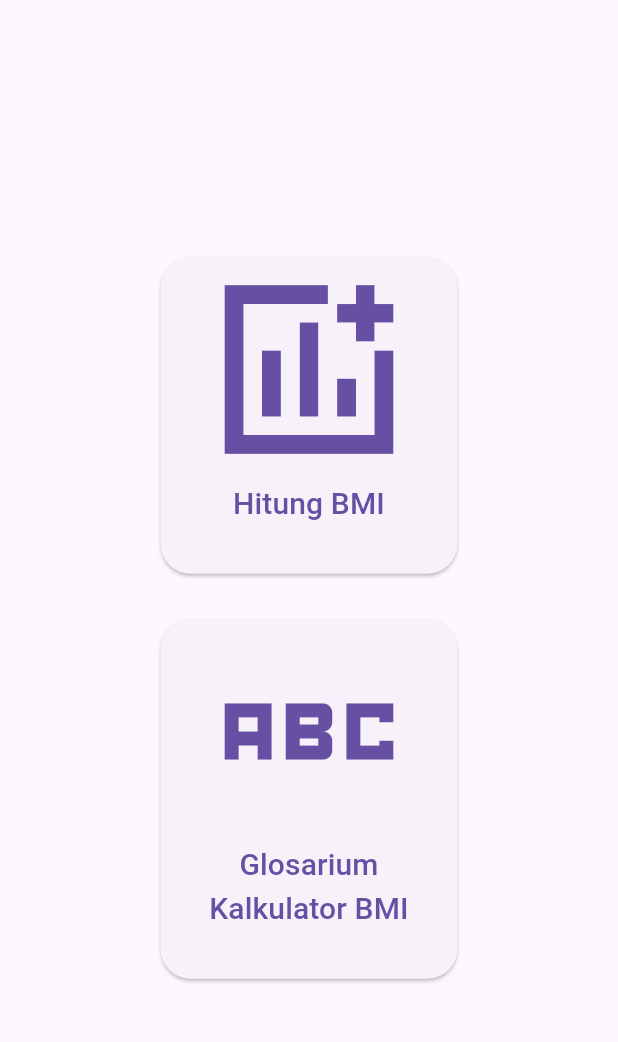
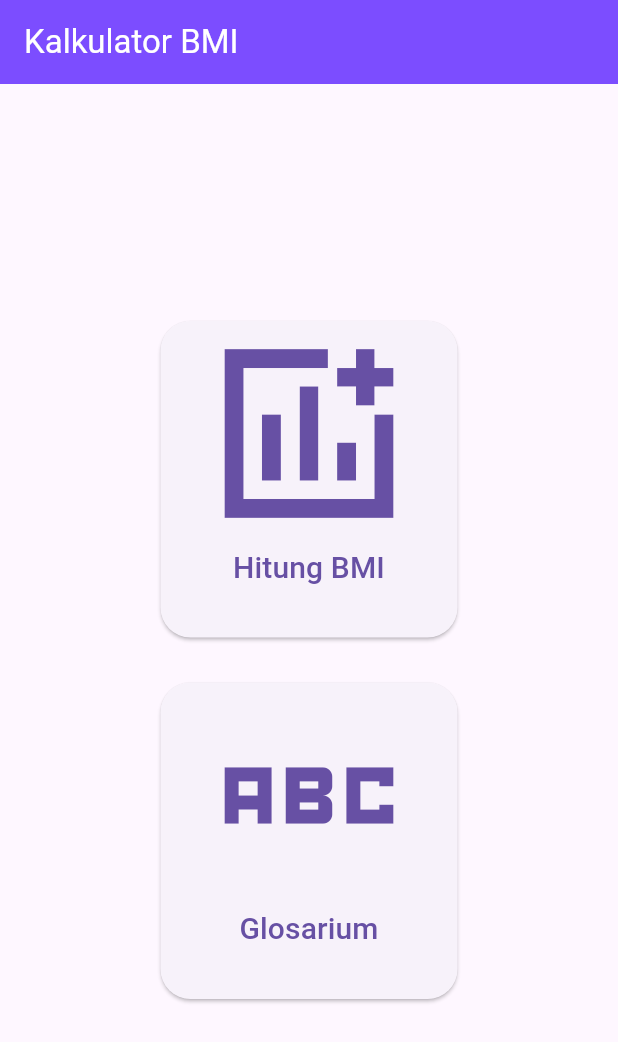
Before and after one commit to vian-verse/submission-membuat-aplikasi-flutter-pemula, a Flutter app: the screen it shows after launch, on a phone screen of 412 x 824 dp. Shown: the top 1042 px of the screen. Run offline on Flutter 3.47's test engine with Material 3 defaults, Android fonts, the phone set to English and light mode, and no system bars.

Commit message:
menambahkan komponen app bar

```diff
--- a/lib/main.dart
+++ b/lib/main.dart
@@ -11,6 +11,10 @@ class MainApp extends StatelessWidget {
   Widget build(BuildContext context) {
     return MaterialApp(
       home: Scaffold(
+        appBar: AppBar(
+          title: Text('Kalkulator BMI', style: TextStyle(color: Colors.white),),
+          backgroundColor: Colors.deepPurpleAccent,
+        ),
         body: SafeArea(
           child: Center(
             child: Column(
@@ -54,7 +58,7 @@ class MainApp extends StatelessWidget {
                         Padding(
                           padding: const EdgeInsets.only(bottom: 32.0),
                           child: Text(
-                            'Glosarium \nKalkulator BMI',
+                            'Glosarium',
                             textAlign: TextAlign.center,
                             style: TextStyle(fontSize: 20,),
                           ),
```
